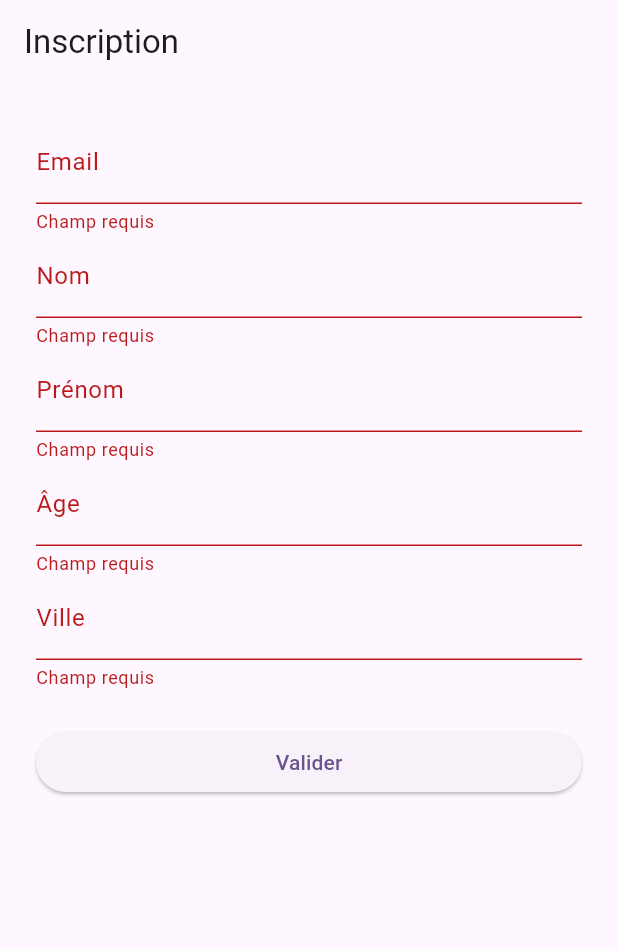
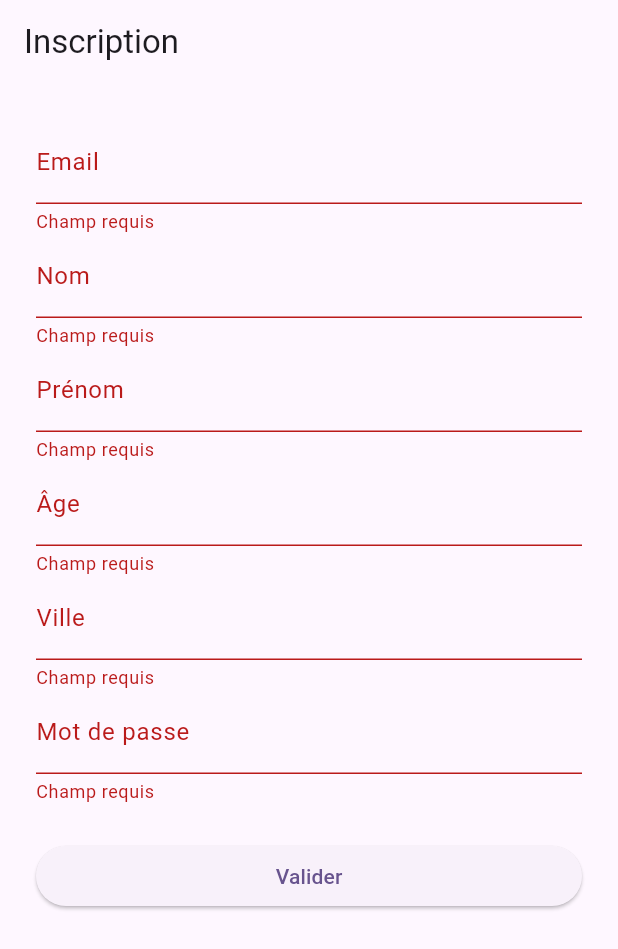
Before and after one commit to matartiflette/CERTIFIED, a Flutter app: the screen it shows after launch, after a tap on "Valider", on a phone screen of 412 x 824 dp. Shown: the top 949 px of the screen. Run offline on Flutter 3.47's test engine with Material 3 defaults, Android fonts, the light colour scheme and no system bars; our stand-ins replace shared_preferences.

Commit message:
ajout du mdp

```diff
--- a/data/user_data.json
+++ b/data/user_data.json
@@ -1 +1 @@
-{"email":"ea","nom":"eaz","prenom":"ez","age":"eaz","ville":"eaz","date":"2025-08-28T01:57:57.524298"}
+{"email":"zaea","nom":"eaz","prenom":"eaz","age":"eaze","ville":"azeaz","motdepasse":"e","date":"2025-08-28T02:10:20.321661"}
--- a/lib/signup_page.dart
+++ b/lib/signup_page.dart
@@ -2,7 +2,7 @@ import 'package:flutter/material.dart';
 import 'package:shared_preferences/shared_preferences.dart';
 import 'dart:convert';
 import 'dart:io';
-import 'package:path_provider/path_provider.dart';
+
 
 class SignupPage extends StatefulWidget {
   final VoidCallback onSignupComplete;
@@ -19,6 +19,7 @@ class _SignupPageState extends State<SignupPage> {
   final _surnameController = TextEditingController();
   final _ageController = TextEditingController();
   final _cityController = TextEditingController();
+  final _passwordController = TextEditingController();
 
   Future<void> _saveSignup() async {
     final prefs = await SharedPreferences.getInstance();
@@ -30,6 +31,7 @@ class _SignupPageState extends State<SignupPage> {
       'prenom': _surnameController.text,
       'age': _ageController.text,
       'ville': _cityController.text,
+      'motdepasse': _passwordController.text,
       'date': DateTime.now().toIso8601String(),
     };
 
@@ -80,6 +82,12 @@ class _SignupPageState extends State<SignupPage> {
                 decoration: const InputDecoration(labelText: 'Ville'),
                 validator: (v) => v!.isEmpty ? 'Champ requis' : null,
               ),
+              TextFormField(
+                controller: _passwordController,
+                decoration: const InputDecoration(labelText: 'Mot de passe'),
+                obscureText: true,
+                validator: (v) => v!.isEmpty ? 'Champ requis' : null,
+              ),
               const SizedBox(height: 24),
               ElevatedButton(
                 onPressed: () {
```
